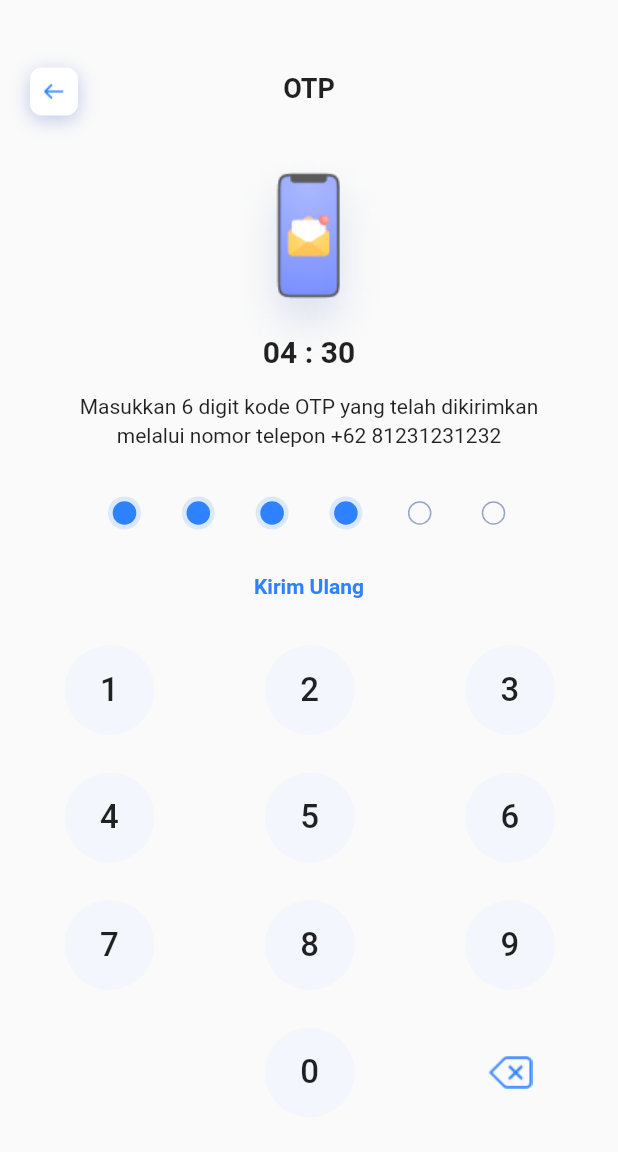
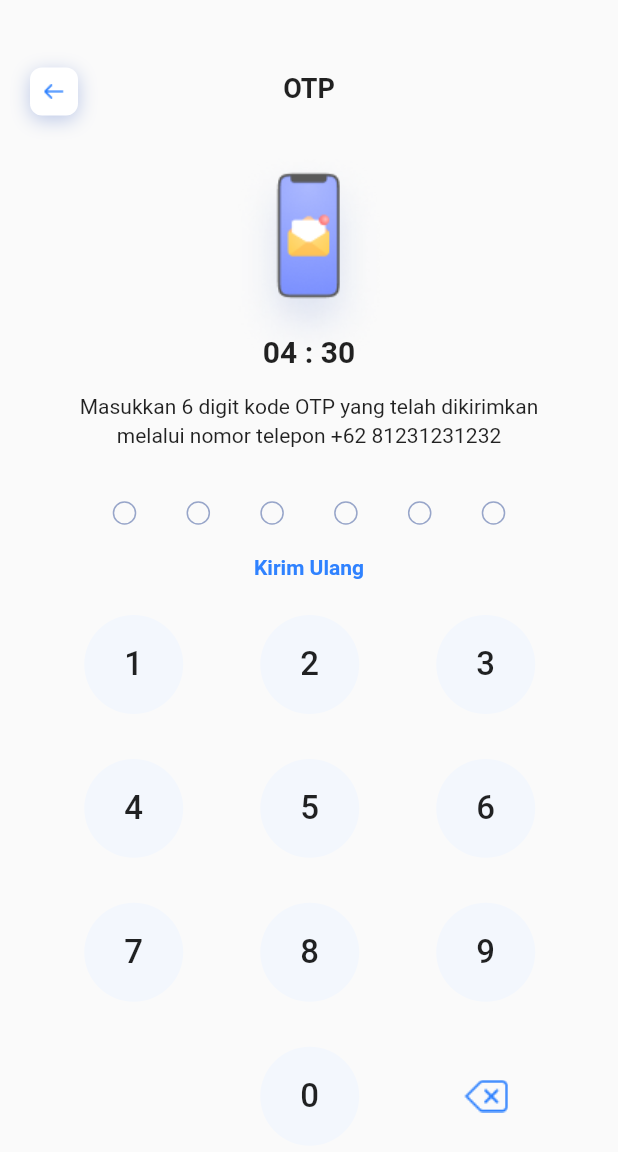
Before and after one commit to fadhilbima/sephora, a Flutter app: the RegisterOtp screen opened directly, on a phone screen of 412 x 824 dp. Shown: the top 1152 px of the screen. Run offline on Flutter 3.47's test engine with Material 2 defaults, Android fonts, the light colour scheme and no system bars; our stand-ins replace expandable.

Commit message:
sephora_regist_and_otp_logic(OnProgress)

```diff
--- a/lib/main.dart
+++ b/lib/main.dart
@@ -18,7 +18,7 @@ class MyApp extends StatelessWidget {
         primarySwatch: Colors.blue,
       ),
       debugShowCheckedModeBanner: false,
-      home: const RegisterBuatAkun(),
+      home: RegisterOtp(),
     );
   }
 }
--- a/lib/register/register_screens/register_otp.dart
+++ b/lib/register/register_screens/register_otp.dart
@@ -9,13 +9,14 @@ import 'package:sephora_project/register/register_widgets/otp_widget/timer.dart'
 import '../register_widgets/register_back_button.dart';
 
 class RegisterOtp extends StatefulWidget {
-  const RegisterOtp({Key? key}) : super(key: key);
-
+  RegisterOtp({Key? key}) : super(key: key);
   @override
   State<RegisterOtp> createState() => _RegisterOtpState();
 }
 
 class _RegisterOtpState extends State<RegisterOtp> {
+  final _otplength = 6;
+  String _otpvalue = '';
   @override
   Widget build(BuildContext context) {
     return Scaffold(
@@ -56,8 +57,23 @@ class _RegisterOtpState extends State<RegisterOtp> {
             child: Timer(),
           ),
           Padding(
-            padding: EdgeInsets.only(top: 430, right: 42, left: 43),
-            child: OtpKeyboard(),
+            padding: EdgeInsets.only(top: 410, right: 42, left: 43),
+            child: OtpKeyboard(
+                changed: (String value) {
+                  if(value=='del'){
+                    return _deleteSession();
+                  }
+                  if (_otpvalue.length < _otplength) {
+                    if(value!=_otplength){
+                      setState(() {
+                        _otpvalue += value;
+                        print(_otpvalue);
+                      });
+                    }
+                  }
+                  print(_otpvalue);
+                }
+            ),
           ),
           Padding(
             padding: EdgeInsets.symmetric(horizontal: 72, vertical: 331),
@@ -65,28 +81,31 @@ class _RegisterOtpState extends State<RegisterOtp> {
               height: 22,
               child: Column(
                 children: [
-                  Row(
-                    mainAxisAlignment: MainAxisAlignment.spaceBetween,
-                    children: [
-                      OtpInputPin(),
-                      OtpInputPin(),
-                      OtpInputPin(),
-                      OtpInputPin(),
-                      OtpUnInputPin(),
-                      OtpUnInputPin(),
-                    ],
-                  ),
-
+                  InputPinGlobal(otpValue: _otpvalue, otpLength: _otplength,)
                 ],
               )
             )
           ),
           Padding(
-            padding: EdgeInsets.symmetric(vertical: 383, horizontal: 151),
+            padding: EdgeInsets.symmetric(vertical: 370, horizontal: 151),
             child: ResendTextButton(),
           )
         ],
       ),
     );
   }
+  void _deleteSession() {
+    if(_otpvalue.isNotEmpty){
+      print('Karakter yang baru saja terhapus: ${_otpvalue.split('').last}');
+      final delete = _otpvalue.split('');
+      delete.removeLast();
+      final join = delete.join('');
+      setState(() {
+        _otpvalue = join;
+      });
+      print('All Character Now: $_otpvalue');
+    }
+  }
+
+
 }
--- a/lib/register/register_widgets/otp_widget/otp_keyboard.dart
+++ b/lib/register/register_widgets/otp_widget/otp_keyboard.dart
@@ -1,172 +1,76 @@
 import 'package:flutter/material.dart';
 import 'package:sephora_project/register/register.dart';
 
-class OtpKeyboard extends StatelessWidget {
-  const OtpKeyboard({Key? key}) : super(key: key);
+class OtpKeyboard extends StatefulWidget {
+  OtpKeyboard({Key? key, required this.changed}) : super(key: key);
+
+  final ValueChanged<String> changed;
 
   @override
+  State<OtpKeyboard> createState() => _OtpKeyboardState();
+}
+
+class _OtpKeyboardState extends State<OtpKeyboard> {
+  @override
   Widget build(BuildContext context) {
-    return Container(
-      height: 315,
-      child: Column(
-        mainAxisAlignment: MainAxisAlignment.spaceBetween,
+    return GridView(
+      physics: NeverScrollableScrollPhysics(),
+      gridDelegate: SliverGridDelegateWithFixedCrossAxisCount(
+        crossAxisCount: 3,
+        mainAxisSpacing: 30,
+        crossAxisSpacing: 25,
+        childAspectRatio: 1.4/1
+      ),
       children: [
-          Row(
-            mainAxisAlignment: MainAxisAlignment.spaceBetween,
-            children: [
+        OtpButton(text: '1', onPressing: (){widget.changed('1');}),
+        OtpButton(text: '2', onPressing: (){widget.changed('2');}),
+        OtpButton(text: '3', onPressing: (){widget.changed('3');}),
+        OtpButton(text: '4', onPressing: (){widget.changed('4');}),
+        OtpButton(text: '5', onPressing: (){widget.changed('5');}),
+        OtpButton(text: '6', onPressing: (){widget.changed('6');}),
+        OtpButton(text: '7', onPressing: (){widget.changed('7');}),
+        OtpButton(text: '8', onPressing: (){widget.changed('8');}),
+        OtpButton(text: '9', onPressing: (){widget.changed('9');}),
+        Container(height: 60, width: 60),
+        OtpButton(text: '0', onPressing: (){widget.changed('0');}),
         InkWell(
-                onTap: (){
-                  Navigator.push(context, MaterialPageRoute(builder: (context){
-                    return RegisterBuatMpin();
-                  }));
+          onTap: () {
+            widget.changed('del');
           },
+          child: Image.asset('assets/icons/delete.png'),
+        )
+      ],
+    );
+  }
+}
+
+class OtpButton extends StatelessWidget {
+  const OtpButton({Key? key, required this.text, this.onPressing}) : super(key: key);
+
+  final String text;
+  final VoidCallback? onPressing;
+  @override
+  Widget build(BuildContext context) {
+    return InkWell(
+      borderRadius: BorderRadius.circular(60),
+      onTap: onPressing,
       child: Container(
           height: 60,
           width: 60,
           decoration: BoxDecoration(
               color: Color(0xFFF3F7FD),
-                        borderRadius: BorderRadius.circular(100)
+            shape: BoxShape.circle
           ),
           child: Center(
-                      child: Text('1', style: TextStyle(fontSize: 22, fontWeight: FontWeight.w500),),
-                    )
+            child: Text(
+              text,
+              style: TextStyle(
+                fontSize: 22,
+                fontWeight: FontWeight.w500,
               ),
-              ),
-              InkWell(
-                onTap: (){},
-                child: Container(
-                    height: 60,
-                    width: 60,
-                    decoration: BoxDecoration(
-                        color: Color(0xFFF3F7FD),
-                        borderRadius: BorderRadius.circular(100)
-                    ),
-                    child: Center(
-                      child: Text('2', style: TextStyle(fontSize: 22, fontWeight: FontWeight.w500),),
-                    )
-                ),
-              ),
-              InkWell(
-                onTap: (){},
-                child: Container(
-                    height: 60,
-                    width: 60,
-                    decoration: BoxDecoration(
-                        color: Color(0xFFF3F7FD),
-                        borderRadius: BorderRadius.circular(100)
-                    ),
-                    child: Center(
-                      child: Text('3', style: TextStyle(fontSize: 22, fontWeight: FontWeight.w500),),
-                    )
-                ),
-              ),
-            ],
-          ),
-          Row(
-            mainAxisAlignment: MainAxisAlignment.spaceBetween,
-            children: [
-              Container(
-                height: 60,
-                width: 60,
-                decoration: BoxDecoration(
-                    color: Color(0xFFF3F7FD),
-                    borderRadius: BorderRadius.circular(100)
-                ),
-                child: Center(
-                  child: Text('4', style: TextStyle(fontSize: 22, fontWeight: FontWeight.w500),),
-                )
-              ),
-              Container(
-                height: 60,
-                width: 60,
-                decoration: BoxDecoration(
-                  color: Color(0xFFF3F7FD),
-                  borderRadius: BorderRadius.circular(100)
-                ),
-                child: Center(
-                  child: Text('5', style: TextStyle(fontSize: 22, fontWeight: FontWeight.w500),),
-                )
-              ),
-              Container(
-                height: 60,
-                width: 60,
-                decoration: BoxDecoration(
-                  color: Color(0xFFF3F7FD),
-                  borderRadius: BorderRadius.circular(100)
-                ),
-                child: Center(
-                  child: Text('6', style: TextStyle(fontSize: 22, fontWeight: FontWeight.w500),),
             )
           )
-            ],
-          ),
-          Row(
-            mainAxisAlignment: MainAxisAlignment.spaceBetween,
-            children: [
-              Container(
-                height: 60,
-                width: 60,
-                decoration: BoxDecoration(
-                  color: Color(0xFFF3F7FD),
-                  borderRadius: BorderRadius.circular(100)
-                ),
-                child: Center(
-                  child: Text('7', style: TextStyle(fontSize: 22, fontWeight: FontWeight.w500),),
       )
-              ),
-              Container(
-                height: 60,
-                width: 60,
-                decoration: BoxDecoration(
-                  color: Color(0xFFF3F7FD),
-                  borderRadius: BorderRadius.circular(100)
-                ),
-                child: Center(
-                  child: Text('8', style: TextStyle(fontSize: 22, fontWeight: FontWeight.w500),),
-                )
-              ),
-              Container(
-                height: 60,
-                width: 60,
-                decoration: BoxDecoration(
-                  color: Color(0xFFF3F7FD),
-                  borderRadius: BorderRadius.circular(100)
-                ),
-                child: Center(
-                  child: Text('9', style: TextStyle(fontSize: 22, fontWeight: FontWeight.w500),),
-                ),
-              ),
-            ],
-          ),
-          Row(
-            mainAxisAlignment: MainAxisAlignment.spaceBetween,
-            children: [
-              Container(
-                height: 60,
-                width: 60,
-              ),
-              Container(
-                height: 60,
-                width: 60,
-                decoration: BoxDecoration(
-                    color: Color(0xFFF3F7FD),
-                    borderRadius: BorderRadius.circular(100)
-                ),
-                child: Center(
-                  child: Text('0', style: TextStyle(fontSize: 22, fontWeight: FontWeight.w500),),
-                ),
-              ),
-              Container(
-                height: 60,
-                width: 60,
-                child: Center(
-                  child: Image.asset('assets/icons/delete.png'),
-                ),
-              ),
-            ],
-          ),
-        ],
-      ),
     );
   }
 }
--- a/lib/register/register_widgets/otp_widget/otp_pin_input.dart
+++ b/lib/register/register_widgets/otp_widget/otp_pin_input.dart
@@ -1,10 +1,34 @@
 import 'package:flutter/material.dart';
 
-class OtpInputPin extends StatelessWidget {
-  const OtpInputPin({Key? key}) : super(key: key);
+class InputPinGlobal extends StatefulWidget {
+  InputPinGlobal({Key? key, required this.otpValue, this.otpLength = 6}) : super(key: key);
+
+  String otpValue;
+  final int otpLength;
 
   @override
+  State<InputPinGlobal> createState() => _InputPinGlobalState();
+}
+
+class _InputPinGlobalState extends State<InputPinGlobal> {
+  @override
   Widget build(BuildContext context) {
+    return Row(
+      mainAxisAlignment: MainAxisAlignment.spaceBetween,
+      children: List.generate(widget.otpLength, (index) => index+1).map((e) {
+        return OtpInputPin(active: e <= widget.otpValue.length);
+      }).toList()
+    );
+  }
+}
+
+
+class OtpInputPin extends StatelessWidget {
+  const OtpInputPin({Key? key, required this.active}) : super(key: key);
+   final bool active;
+  @override
+  Widget build(BuildContext context) {
+    if(active) {
       return Container(
           height: 22,
           width: 22,
@@ -23,15 +47,7 @@ class OtpInputPin extends StatelessWidget {
             ),
           )
       );
-  }
-}
-
-class OtpUnInputPin extends StatelessWidget {
-  const OtpUnInputPin({Key? key}) : super(key: key);
-
-  @override
-  Widget build(BuildContext context) {
-    return Container(
+    } return Container(
         height: 22,
         width: 22,
         decoration: BoxDecoration(
```
Lines whose indentation alone changed are shown as unchanged.
